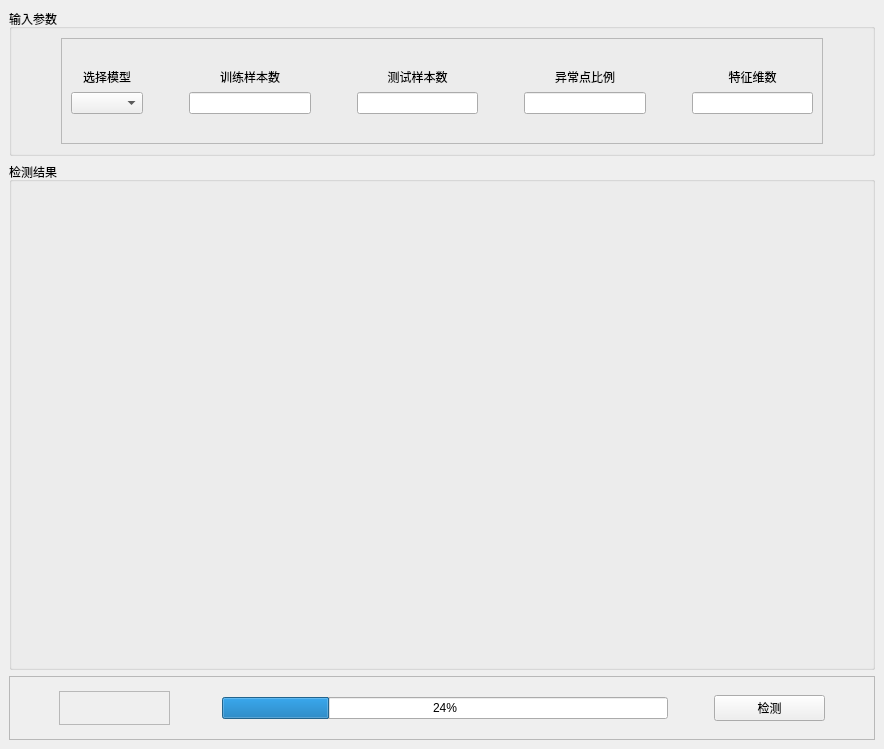
cgsdfc/outlier-detection-ui, file UserInterface.ui: the form before one commit.
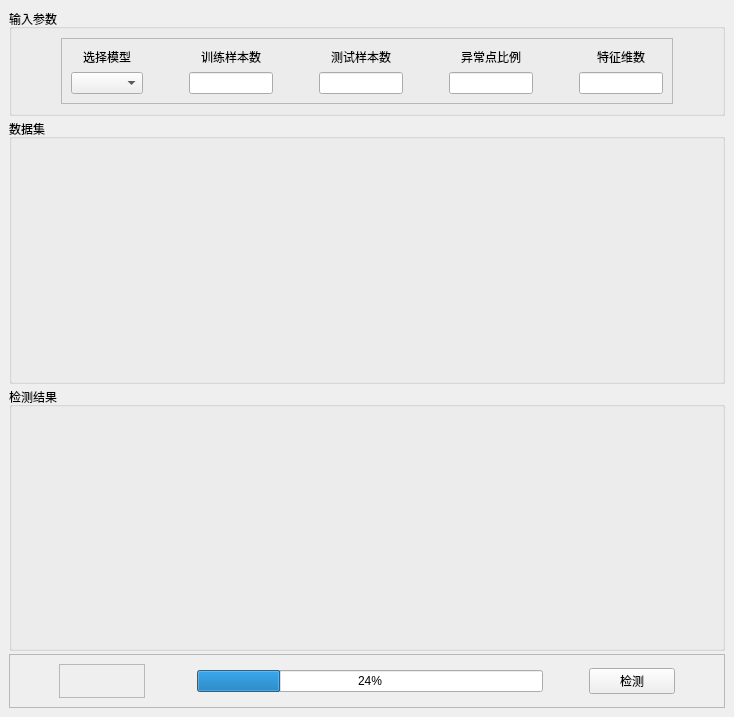
The form after the commit. Icons and pictures are not drawn.

Commit message:
分离数据集的UI
一个按钮生成数据，然后展示

```diff
--- a/UserInterface.ui
+++ b/UserInterface.ui
@@ -6,8 +6,8 @@
    <rect>
     <x>0</x>
     <y>0</y>
-    <width>884</width>
-    <height>749</height>
+    <width>734</width>
+    <height>717</height>
    </rect>
   </property>
   <property name="windowTitle">
@@ -1326,7 +1326,10 @@
   <widget class="QWidget" name="centralwidget">
    <layout class="QGridLayout" name="gridLayout">
     <item row="0" column="0">
-     <layout class="QVBoxLayout" name="verticalLayout" stretch="0,8,1">
+     <layout class="QVBoxLayout" name="verticalLayout" stretch="1,6,6,1">
+      <property name="spacing">
+       <number>3</number>
+      </property>
       <item>
        <widget class="QGroupBox" name="groupBox_2">
         <property name="title">
@@ -1376,7 +1379,7 @@
               <enum>QFrame::Raised</enum>
              </property>
              <layout class="QGridLayout" name="gridLayout_5">
-              <item row="1" column="1">
+              <item row="0" column="1">
                <layout class="QGridLayout" name="gridLayout_4" rowstretch="1,1">
                 <item row="0" column="4">
                  <widget class="QLabel" name="label_3">
@@ -1521,38 +1524,6 @@
                 </item>
                </layout>
               </item>
-              <item row="2" column="1">
-               <spacer name="verticalSpacer">
-                <property name="orientation">
-                 <enum>Qt::Vertical</enum>
-                </property>
-                <property name="sizeType">
-                 <enum>QSizePolicy::Fixed</enum>
-                </property>
-                <property name="sizeHint" stdset="0">
-                 <size>
-                  <width>20</width>
-                  <height>20</height>
-                 </size>
-                </property>
-               </spacer>
-              </item>
-              <item row="0" column="1">
-               <spacer name="verticalSpacer_2">
-                <property name="orientation">
-                 <enum>Qt::Vertical</enum>
-                </property>
-                <property name="sizeType">
-                 <enum>QSizePolicy::Fixed</enum>
-                </property>
-                <property name="sizeHint" stdset="0">
-                 <size>
-                  <width>20</width>
-                  <height>20</height>
-                 </size>
-                </property>
-               </spacer>
-              </item>
              </layout>
             </widget>
            </item>
@@ -1561,6 +1532,34 @@
         </layout>
        </widget>
       </item>
+      <item>
+       <widget class="QGroupBox" name="groupBox_3">
+        <property name="title">
+         <string>数据集</string>
+        </property>
+        <layout class="QGridLayout" name="gridLayout_6">
+         <item row="0" column="0">
+          <widget class="QLabel" name="lbData">
+           <property name="maximumSize">
+            <size>
+             <width>1030</width>
+             <height>699</height>
+            </size>
+           </property>
+           <property name="text">
+            <string/>
+           </property>
+           <property name="scaledContents">
+            <bool>true</bool>
+           </property>
+           <property name="alignment">
+            <set>Qt::AlignCenter</set>
+           </property>
+          </widget>
+         </item>
+        </layout>
+       </widget>
+      </item>
       <item>
        <widget class="QGroupBox" name="groupBox">
         <property name="title">
```
Left out of the diff: 3 changed lines with no effect on the pictures.
